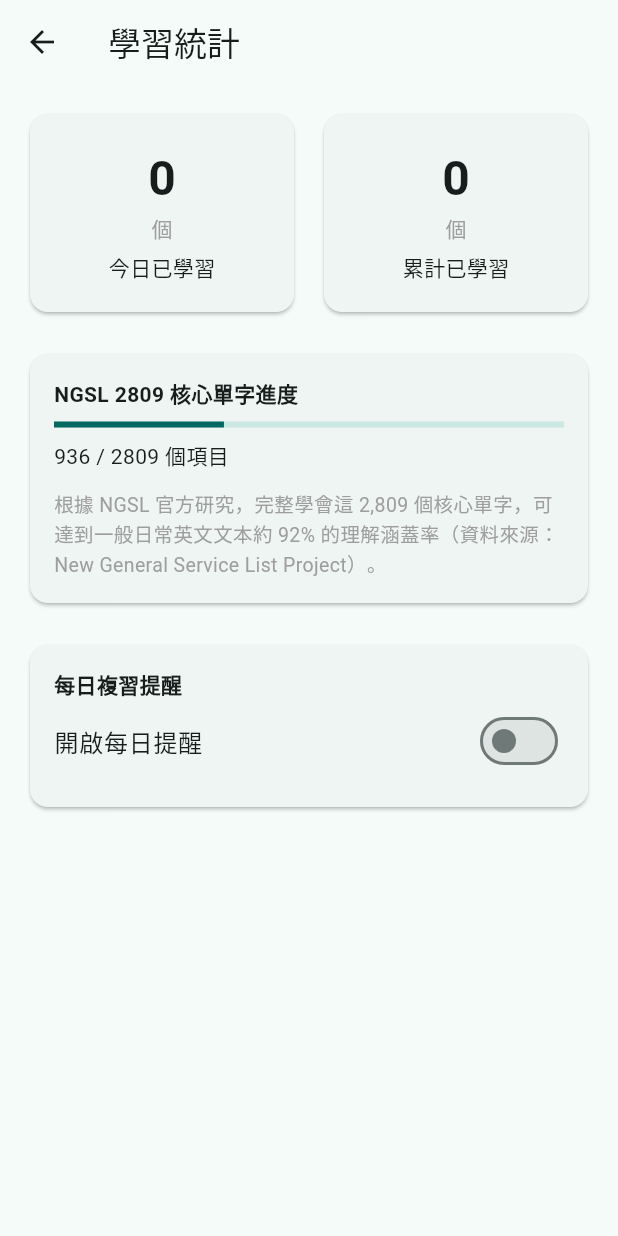
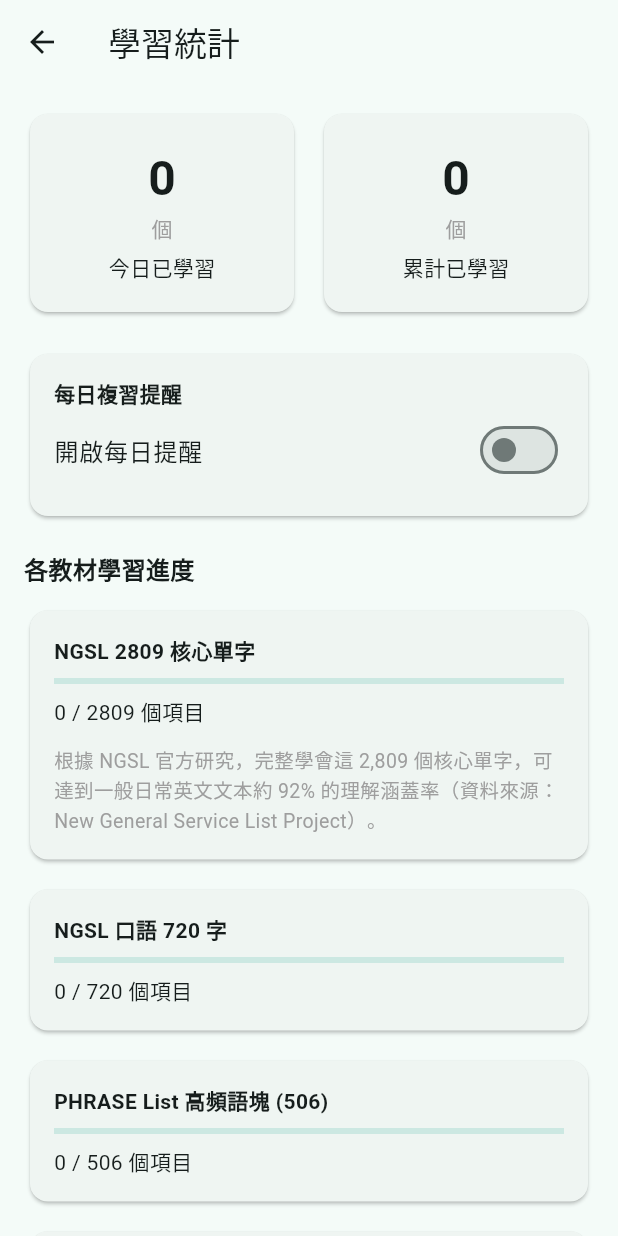
Before and after one commit to lawrence124875/english-learning-app, a Flutter app: the screen it shows after launch, after a tap on the "bar chart" icon, on a phone screen of 412 x 824 dp. Run offline on Flutter 3.47's test engine with Material 3 defaults, Android fonts, the phone set to English and light mode, and no system bars; our stand-ins replace audio_service, cloud_firestore, firebase_core, firebase_crashlytics, firebase_storage, flutter_local_notifications and 5 more; missing offline and left inert: purchases_flutter; accounts and stored records are empty; network calls fail.

Commit message:
修正實機測試發現的多項問題
- 致命 bug：main.dart 每個初始化步驟加上防呆 try-catch，避免背景播放
  服務重複初始化拋例外時整個 App 卡死開不起來（需刪除重裝的問題）
- 提醒設定：修正 Android 13 以下因通知權限檢查結果被誤用而導致
  提醒永遠不會排程成功的問題；UI 改成先更新畫面再處理背景儲存/排程，
  避免操作時感覺卡頓沒反應
- 學習統計畫面：改為顯示全部四份教材各自的真實學習進度（之前只有
  NGSL 一張卡片、且其他分頁點進來也只會看到同一張），統計卡片與
  每日提醒移到教材進度列表上方
- 移除「跳轉至指定編號」功能（沒有顯示目前編號，功能性低）
- 設定面板：下拉選單改成標題在上、選單獨立一行的直排版面，
  修正直屏時文字與選單擠壓重疊的問題

```diff
--- a/lib/data/repositories/stats_repository.dart
+++ b/lib/data/repositories/stats_repository.dart
@@ -27,6 +27,14 @@ class StatsRepository {
         ? (prefs.getInt(_todayCountKey) ?? 0)
         : 0;
     return LearningStats(learnedToday: todayCount, totalLearned: all.length);
+  }
+
+  /// 取得單一教材已學習（曾被朗讀過）的項目數，用於各教材各自的進度顯示。
+  Future<int> learnedCountForDataset(String datasetId) async {
+    final prefs = await SharedPreferences.getInstance();
+    final all = prefs.getStringList(_allLearnedKey) ?? [];
+    final prefix = '$datasetId:';
+    return all.where((k) => k.startsWith(prefix)).length;
   }
 
   /// 標記某個單字被學習過（曾經被朗讀）。回傳更新後的統計。
--- a/lib/main.dart
+++ b/lib/main.dart
@@ -14,34 +14,51 @@ import 'data/sources/notification_service.dart';
 import 'presentation/providers/app_state.dart';
 import 'presentation/screens/home_screen.dart';
 
-late TtsAudioHandler _audioHandler;
+/// 背景播放服務的控制器。可能為 null——見下方說明。
+TtsAudioHandler? _audioHandler;
 
 Future<void> main() async {
   WidgetsFlutterBinding.ensureInitialized();
 
-  // Android 上 google-services.json 已由 Gradle 外掛處理，
-  // 這裡不需要額外傳入 FirebaseOptions。
+  // 每一個初始化步驟都個別包一層 try-catch：任何一個服務初始化失敗，
+  // 都不該讓整個 App 開不起來。特別是 AudioService.init()——如果使用者
+  // 「關閉 App」但背景播放的前景服務還沒真正結束，行程可能還存活在背景，
+  // 這時重新開啟 App 再呼叫一次 AudioService.init() 會直接拋例外
+  // （這個套件不允許重複初始化）。過去這裡沒有防呆，出現這個情況時
+  // App 會卡死在啟動階段，只能刪除重裝——這裡修正這個問題。
+
+  try {
     await Firebase.initializeApp();
-
-  // 把 Flutter 框架層級的錯誤、以及非同步例外，都送去 Crashlytics，
-  // 這樣測試者遇到當機時，我們不用等對方主動回報就能看到錯誤內容。
     FlutterError.onError = FirebaseCrashlytics.instance.recordFlutterFatalError;
     PlatformDispatcher.instance.onError = (error, stack) {
       FirebaseCrashlytics.instance.recordError(error, stack, fatal: true);
       return true;
     };
+  } catch (e, st) {
+    debugPrint('Firebase 初始化失敗（不影響 App 繼續啟動）：$e\n$st');
+  }
 
-  // RevenueCat 訂閱付費：金鑰在編譯時期由 --dart-define 注入，
-  // 不寫死在原始碼裡。
+  try {
     await SubscriptionService.initialize(
       const String.fromEnvironment('REVENUECAT_API_KEY'),
     );
+  } catch (e, st) {
+    debugPrint('RevenueCat 初始化失敗（不影響 App 繼續啟動）：$e\n$st');
+  }
 
+  try {
     await AdsService.initialize();
+  } catch (e, st) {
+    debugPrint('AdMob 初始化失敗（不影響 App 繼續啟動）：$e\n$st');
+  }
+
+  try {
     await NotificationService.initialize();
+  } catch (e, st) {
+    debugPrint('本地通知初始化失敗（不影響 App 繼續啟動）：$e\n$st');
+  }
 
-  // 初始化背景播放服務：讓 App 在鎖屏/切到背景時仍可繼續朗讀，
-  // 並在鎖屏/通知列顯示目前單字＋中文意思（類似音樂播放器）。
+  try {
     _audioHandler = await AudioService.init(
       builder: () => TtsAudioHandler(),
       config: const AudioServiceConfig(
@@ -50,6 +67,14 @@ Future<void> main() async {
         androidNotificationOngoing: true,
       ),
     );
+  } catch (e, st) {
+    debugPrint('背景播放服務初始化失敗，改用純前景播放模式：$e\n$st');
+    // 失敗時不指派 _audioHandler，AppState 會以「沒有背景播放控制器」的
+    // 模式運作：App 仍可正常使用、正常朗讀，只是這次啟動不會有鎖屏/
+    // 通知列控制卡片（通常只會發生在背景服務還沒真正結束的邊緣情況，
+    // 使用者之後把 App 完全滑掉、重新整個開啟一次就會恢復正常）。
+  }
+
   runApp(const EnglishLearningApp());
 }
 
--- a/lib/presentation/screens/stats_screen.dart
+++ b/lib/presentation/screens/stats_screen.dart
@@ -1,24 +1,17 @@
 import 'package:flutter/material.dart';
 import 'package:provider/provider.dart';
 import '../providers/app_state.dart';
+import '../../domain/models/word_item.dart';
 
-/// 學習統計畫面：今日學習數、總計學習數，
-/// 以及 NGSL 官方公開的「完整涵蓋率」數據作為參考（不虛構精確百分比）。
+/// 學習統計畫面：今日學習數、總計學習數、每日複習提醒設定，
+/// 以及四份教材各自的學習進度（NGSL 2809 額外附上官方公開的
+/// 「完整涵蓋率」數據作為參考，不虛構精確百分比）。
 class StatsScreen extends StatelessWidget {
   const StatsScreen({super.key});
 
   @override
   Widget build(BuildContext context) {
     final appState = context.watch<AppState>();
-    final ngsl = appState.datasets.isNotEmpty
-        ? appState.datasets.firstWhere(
-            (d) => d.id == 'ngsl_2809',
-            orElse: () => appState.datasets.first,
-          )
-        : null;
-    final ngslLearned = ngsl == null
-        ? 0
-        : appState.unlockedCount(ngsl); // 顯示解鎖進度作為完成度參考基準之一
 
     return Scaffold(
       appBar: AppBar(title: const Text('學習統計')),
@@ -45,34 +38,15 @@ class StatsScreen extends StatelessWidget {
             ],
           ),
           const SizedBox(height: 20),
-          if (ngsl != null)
-            Card(
-              child: Padding(
-                padding: const EdgeInsets.all(16),
-                child: Column(
-                  crossAxisAlignment: CrossAxisAlignment.start,
-                  children: [
-                    const Text('NGSL 2809 核心單字進度',
-                        style: TextStyle(fontWeight: FontWeight.bold)),
-                    const SizedBox(height: 8),
-                    LinearProgressIndicator(
-                      value: ngslLearned / ngsl.items.length,
-                    ),
-                    const SizedBox(height: 8),
-                    Text('$ngslLearned / ${ngsl.items.length} 個項目'),
-                    const SizedBox(height: 12),
-                    const Text(
-                      '根據 NGSL 官方研究，完整學會這 2,809 個核心單字，'
-                      '可達到一般日常英文文本約 92% 的理解涵蓋率'
-                      '（資料來源：New General Service List Project）。',
-                      style: TextStyle(color: Colors.grey, fontSize: 13),
-                    ),
-                  ],
-                ),
-              ),
-            ),
+          const _ReminderSection(),
           const SizedBox(height: 20),
-          const _ReminderSection(),
+          const Text('各教材學習進度',
+              style: TextStyle(fontWeight: FontWeight.bold, fontSize: 16)),
+          const SizedBox(height: 12),
+          for (final dataset in appState.datasets) ...[
+            _DatasetProgressCard(dataset: dataset),
+            const SizedBox(height: 12),
+          ],
         ],
       ),
     );
@@ -99,6 +73,53 @@ class _StatCard extends StatelessWidget {
             const SizedBox(height: 6),
             Text(label),
           ],
+        ),
+      ),
+    );
+  }
+}
+
+/// 單一教材的學習進度卡片：實際「已學習」數量（曾被朗讀過的項目），
+/// 不是免費版解鎖數量——這兩個是不同的概念，分開呈現避免混淆。
+class _DatasetProgressCard extends StatelessWidget {
+  final WordDataset dataset;
+  const _DatasetProgressCard({required this.dataset});
+
+  @override
+  Widget build(BuildContext context) {
+    final appState = context.read<AppState>();
+    final isNgsl = dataset.id == 'ngsl_2809';
+
+    return Card(
+      child: Padding(
+        padding: const EdgeInsets.all(16),
+        child: FutureBuilder<int>(
+          future: appState.learnedCountForDataset(dataset.id),
+          builder: (context, snapshot) {
+            final learned = snapshot.data ?? 0;
+            final total = dataset.items.length;
+            final ratio = total == 0 ? 0.0 : learned / total;
+            return Column(
+              crossAxisAlignment: CrossAxisAlignment.start,
+              children: [
+                Text(dataset.name,
+                    style: const TextStyle(fontWeight: FontWeight.bold)),
+                const SizedBox(height: 8),
+                LinearProgressIndicator(value: ratio),
+                const SizedBox(height: 8),
+                Text('$learned / $total 個項目'),
+                if (isNgsl) ...[
+                  const SizedBox(height: 12),
+                  const Text(
+                    '根據 NGSL 官方研究，完整學會這 2,809 個核心單字，'
+                    '可達到一般日常英文文本約 92% 的理解涵蓋率'
+                    '（資料來源：New General Service List Project）。',
+                    style: TextStyle(color: Colors.grey, fontSize: 13),
+                  ),
+                ],
+              ],
+            );
+          },
         ),
       ),
     );
--- a/lib/presentation/widgets/settings_panel.dart
+++ b/lib/presentation/widgets/settings_panel.dart
@@ -24,8 +24,15 @@ class SettingsPanel extends StatelessWidget {
         },
         children: [
           _ScopeModeDropdown(settings: settings),
-          Text('已標記 ${appState.currentStarred.length} 個項目',
+          Padding(
+            padding: const EdgeInsets.symmetric(horizontal: 16),
+            child: Align(
+              alignment: Alignment.centerLeft,
+              child: Text('已標記 ${appState.currentStarred.length} 個項目',
                   style: const TextStyle(color: Colors.redAccent)),
+            ),
+          ),
+          const SizedBox(height: 8),
           _ReadModeDropdown(settings: settings),
           _RepeatCountDropdown(settings: settings),
           SwitchListTile(
@@ -40,9 +47,13 @@ class SettingsPanel extends StatelessWidget {
             onChanged: (v) => appState
                 .updateSettings(settings.copyWith(showTranslation: v)),
           ),
-          ListTile(
-            title: Text('單字間隔停頓：${settings.intervalSeconds.toStringAsFixed(1)} 秒'),
-            subtitle: Slider(
+          Padding(
+            padding: const EdgeInsets.symmetric(horizontal: 16),
+            child: Column(
+              crossAxisAlignment: CrossAxisAlignment.start,
+              children: [
+                Text('單字間隔停頓：${settings.intervalSeconds.toStringAsFixed(1)} 秒'),
+                Slider(
                   value: settings.intervalSeconds,
                   min: 0.5,
                   max: 5.0,
@@ -50,10 +61,16 @@ class SettingsPanel extends StatelessWidget {
                   onChanged: (v) => appState
                       .updateSettings(settings.copyWith(intervalSeconds: v)),
                 ),
+              ],
             ),
-          ListTile(
-            title: Text('朗讀語速：${settings.speechRate.toStringAsFixed(1)}x'),
-            subtitle: Slider(
+          ),
+          Padding(
+            padding: const EdgeInsets.symmetric(horizontal: 16),
+            child: Column(
+              crossAxisAlignment: CrossAxisAlignment.start,
+              children: [
+                Text('朗讀語速：${settings.speechRate.toStringAsFixed(1)}x'),
+                Slider(
                   value: settings.speechRate,
                   min: 0.3,
                   max: 1.5,
@@ -61,8 +78,33 @@ class SettingsPanel extends StatelessWidget {
                   onChanged: (v) =>
                       appState.updateSettings(settings.copyWith(speechRate: v)),
                 ),
+              ],
             ),
-          const _JumpToRow(),
+          ),
+          const SizedBox(height: 12),
+        ],
+      ),
+    );
+  }
+}
+
+/// 直排版設定列：標題在上，控制項在下並佔滿寬度，
+/// 避免直屏時標題文字跟下拉選單擠在同一行造成重疊。
+class _StackedSettingRow extends StatelessWidget {
+  final String title;
+  final Widget control;
+  const _StackedSettingRow({required this.title, required this.control});
+
+  @override
+  Widget build(BuildContext context) {
+    return Padding(
+      padding: const EdgeInsets.fromLTRB(16, 8, 16, 8),
+      child: Column(
+        crossAxisAlignment: CrossAxisAlignment.start,
+        children: [
+          Text(title, style: const TextStyle(fontSize: 15)),
+          const SizedBox(height: 6),
+          SizedBox(width: double.infinity, child: control),
         ],
       ),
     );
@@ -83,13 +125,17 @@ class _ScopeModeDropdown extends StatelessWidget {
   @override
   Widget build(BuildContext context) {
     final appState = context.read<AppState>();
-    return ListTile(
-      title: const Text('播放範圍 / 模式'),
-      trailing: DropdownButton<ScopeMode>(
-        value: settings.scopeMode,
+    return _StackedSettingRow(
+      title: '播放範圍 / 模式',
+      control: DropdownButtonFormField<ScopeMode>(
+        initialValue: settings.scopeMode,
+        isExpanded: true,
+        decoration: const InputDecoration(
+          contentPadding: EdgeInsets.symmetric(horizontal: 12, vertical: 8),
+          border: OutlineInputBorder(),
+        ),
         items: _labels.entries
-            .map((e) =>
-                DropdownMenuItem(value: e.key, child: Text(e.value)))
+            .map((e) => DropdownMenuItem(value: e.key, child: Text(e.value)))
             .toList(),
         onChanged: (v) {
           if (v != null) {
@@ -108,15 +154,19 @@ class _ReadModeDropdown extends StatelessWidget {
   @override
   Widget build(BuildContext context) {
     final appState = context.read<AppState>();
-    return ListTile(
-      title: const Text('朗讀內容模式'),
-      trailing: DropdownButton<ReadMode>(
-        value: settings.readMode,
+    return _StackedSettingRow(
+      title: '朗讀內容模式',
+      control: DropdownButtonFormField<ReadMode>(
+        initialValue: settings.readMode,
+        isExpanded: true,
+        decoration: const InputDecoration(
+          contentPadding: EdgeInsets.symmetric(horizontal: 12, vertical: 8),
+          border: OutlineInputBorder(),
+        ),
         items: const [
           DropdownMenuItem(
               value: ReadMode.bilingual, child: Text('英雙讀（先英文，再中文）')),
-          DropdownMenuItem(
-              value: ReadMode.englishOnly, child: Text('純英文')),
+          DropdownMenuItem(value: ReadMode.englishOnly, child: Text('純英文')),
         ],
         onChanged: (v) {
           if (v != null) {
@@ -135,10 +185,15 @@ class _RepeatCountDropdown extends StatelessWidget {
   @override
   Widget build(BuildContext context) {
     final appState = context.read<AppState>();
-    return ListTile(
-      title: const Text('英文重複朗讀次數'),
-      trailing: DropdownButton<int>(
-        value: settings.repeatCount,
+    return _StackedSettingRow(
+      title: '英文重複朗讀次數',
+      control: DropdownButtonFormField<int>(
+        initialValue: settings.repeatCount,
+        isExpanded: true,
+        decoration: const InputDecoration(
+          contentPadding: EdgeInsets.symmetric(horizontal: 12, vertical: 8),
+          border: OutlineInputBorder(),
+        ),
         items: const [
           DropdownMenuItem(value: 1, child: Text('讀 1 次')),
           DropdownMenuItem(value: 2, child: Text('讀 2 次（推薦）')),
@@ -153,42 +208,3 @@ class _RepeatCountDropdown extends StatelessWidget {
     );
   }
 }
-
-class _JumpToRow extends StatefulWidget {
-  const _JumpToRow();
-
-  @override
-  State<_JumpToRow> createState() => _JumpToRowState();
-}
-
-class _JumpToRowState extends State<_JumpToRow> {
-  final _controller = TextEditingController();
-
-  @override
-  Widget build(BuildContext context) {
-    final appState = context.read<AppState>();
-    return ListTile(
-      title: const Text('跳轉至指定編號（並朗讀）'),
-      trailing: SizedBox(
-        width: 160,
-        child: Row(
-          children: [
-            Expanded(
-              child: TextField(
-                controller: _controller,
-                keyboardType: TextInputType.number,
-              ),
-            ),
-            TextButton(
-              onPressed: () {
-                final n = int.tryParse(_controller.text);
-                if (n != null) appState.jumpTo(n);
-              },
-              child: const Text('跳轉'),
-            ),
-          ],
-        ),
-      ),
-    );
-  }
-}
```
Also changed, not shown: lib/presentation/providers/app_state.dart (+11 -6 lines). Lines whose indentation alone changed are shown as unchanged.
